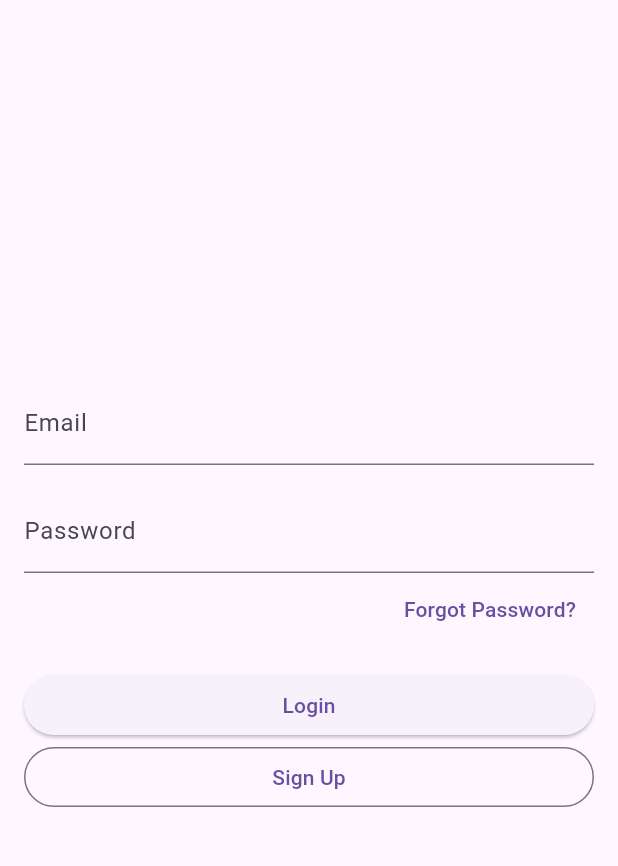
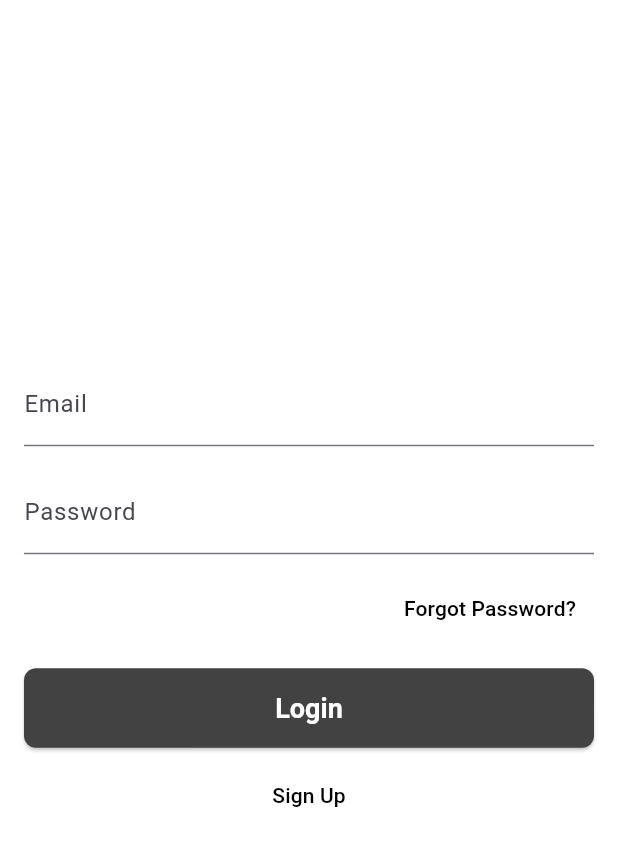
Before and after one commit to alycwb/alyfin, a Flutter app: the screen it shows after launch, on a phone screen of 412 x 824 dp, the part 63-929 px from its top. Run offline on Flutter 3.47's test engine with Material 3 defaults, Android fonts, the phone set to English and light mode, and no system bars.

Commit message:
Release Alyfin Alpha 1.0.0

```diff
--- a/lib/main.dart
+++ b/lib/main.dart
@@ -41,11 +41,13 @@ class _MyAppState extends State<MyApp> {
   Widget build(BuildContext context) {
     final strings = localizedStrings[_lang]!;
     return MaterialApp(
-      // Removed global theme override; hover effect applied locally
+      theme: ThemeData(primarySwatch: Colors.grey),
       debugShowCheckedModeBanner: false,
       title: 'Alysoft Finances',
       home: Scaffold(
+        backgroundColor: Colors.white,
         appBar: AppBar(
+          backgroundColor: Colors.white,
           centerTitle: true,
           title: Text('Alysoft Finances'),
           leading: IconButton(
@@ -80,7 +82,7 @@ class _MyAppState extends State<MyApp> {
                     }).toList();
                   },
                   underline: const SizedBox(),
-                  dropdownColor: Colors.blue,
+                  dropdownColor: Colors.grey[200],
                   onChanged: (Language? newLang) {
                     if (newLang != null) setState(() => _lang = newLang);
                   },
@@ -129,9 +131,14 @@ class _MyAppState extends State<MyApp> {
                     decoration: InputDecoration(labelText: strings['password']),
                     obscureText: true,
                   ),
+                  const SizedBox(height: 12),
                   Align(
                     alignment: Alignment.centerRight,
                     child: TextButton(
+                      style: ButtonStyle(
+                        foregroundColor: MaterialStateProperty.all(Colors.black),
+                        overlayColor: MaterialStateProperty.all(Colors.grey.shade200),
+                      ),
                       onPressed: () {},
                       child: Text(strings['forgot_password']!),
                     ),
@@ -139,11 +146,27 @@ class _MyAppState extends State<MyApp> {
                   const SizedBox(height: 16),
                   ElevatedButton(
                     onPressed: () {},
+                    style: ElevatedButton.styleFrom(
+                      backgroundColor: Colors.grey[800],
+                      foregroundColor: Colors.white,
+                      textStyle: const TextStyle(fontSize: 18, fontWeight: FontWeight.bold),
+                      padding: const EdgeInsets.symmetric(vertical: 16),
+                      shape: RoundedRectangleBorder(
+                        borderRadius: BorderRadius.circular(8),
+                      ),
+                    ),
                     child: Text(strings['login']!),
                   ),
-                  OutlinedButton(
-                    onPressed: () {},
-                    child: Text(strings['signup']!),
+                  const SizedBox(height: 8),
+                  Center(
+                    child: TextButton(
+                      style: ButtonStyle(
+                        foregroundColor: MaterialStateProperty.all(Colors.black),
+                        overlayColor: MaterialStateProperty.all(Colors.grey.shade200),
+                      ),
+                      onPressed: () {},
+                      child: Text(strings['signup']!),
+                    ),
                   ),
                 ],
               ),
```
